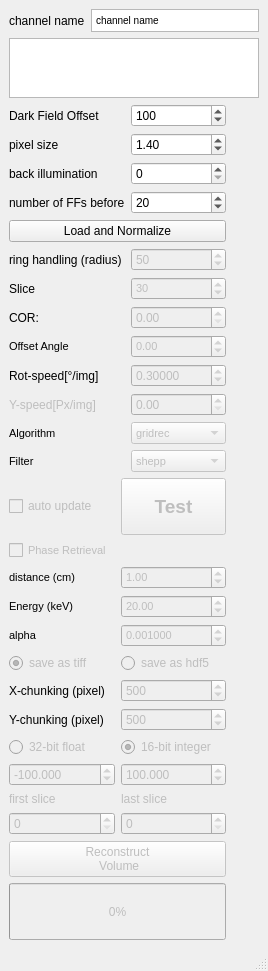
Before: the Qt Designer form BAMline_on_the_fly_CT/on_the_fly_CT_reco_hdf_panel.ui in HMarkoetter/BAMline_CT_preview_RECO, drawn with Qt 5.
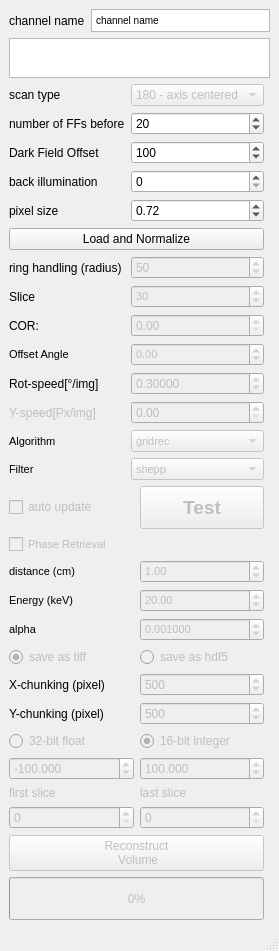
After: the same form once the commit is applied.

Commit message: quantification available for 32-bit float values, pixel size needed

Patch:
```diff
--- a/BAMline_on_the_fly_CT/on_the_fly_CT_reco_hdf_panel.ui
+++ b/BAMline_on_the_fly_CT/on_the_fly_CT_reco_hdf_panel.ui
@@ -7,7 +7,7 @@
     <x>0</x>
     <y>0</y>
     <width>268</width>
-    <height>971</height>
+    <height>951</height>
    </rect>
   </property>
   <property name="windowTitle">
@@ -463,7 +463,7 @@
       <property name="maximumSize">
        <size>
         <width>16777215</width>
-        <height>60</height>
+        <height>40</height>
        </size>
       </property>
       <property name="toolTip">
@@ -491,14 +491,94 @@
     </item>
     <item row="3" column="0">
      <layout class="QGridLayout" name="gridLayout_3">
-      <item row="6" column="0">
+      <item row="9" column="0">
        <widget class="QLabel" name="label_7">
         <property name="text">
          <string>Slice</string>
         </property>
        </widget>
       </item>
-      <item row="8" column="1">
+      <item row="3" column="0">
+       <widget class="QLabel" name="label_13">
+        <property name="text">
+         <string>back illumination</string>
+        </property>
+       </widget>
+      </item>
+      <item row="0" column="0">
+       <widget class="QLabel" name="label_18">
+        <property name="text">
+         <string>scan type</string>
+        </property>
+       </widget>
+      </item>
+      <item row="0" column="1">
+       <widget class="QComboBox" name="comboBox_180_360">
+        <property name="enabled">
+         <bool>false</bool>
+        </property>
+        <item>
+         <property name="text">
+          <string>180 - axis centered</string>
+         </property>
+        </item>
+        <item>
+         <property name="text">
+          <string>360 - axis left</string>
+         </property>
+        </item>
+        <item>
+         <property name="text">
+          <string>360 - axis right</string>
+         </property>
+        </item>
+       </widget>
+      </item>
+      <item row="3" column="1">
+       <widget class="QSpinBox" name="spinBox_back_illumination">
+        <property name="sizePolicy">
+         <sizepolicy hsizetype="Minimum" vsizetype="Preferred">
+          <horstretch>0</horstretch>
+          <verstretch>0</verstretch>
+         </sizepolicy>
+        </property>
+        <property name="toolTip">
+         <string>&lt;html&gt;&lt;head/&gt;&lt;body&gt;&lt;p&gt;will be subtracted from the FFs only&lt;/p&gt;&lt;/body&gt;&lt;/html&gt;</string>
+        </property>
+        <property name="maximum">
+         <number>65535</number>
+        </property>
+       </widget>
+      </item>
+      <item row="10" column="1">
+       <widget class="QDoubleSpinBox" name="COR">
+        <property name="enabled">
+         <bool>false</bool>
+        </property>
+        <property name="sizePolicy">
+         <sizepolicy hsizetype="Minimum" vsizetype="Preferred">
+          <horstretch>0</horstretch>
+          <verstretch>0</verstretch>
+         </sizepolicy>
+        </property>
+        <property name="font">
+         <font>
+          <weight>50</weight>
+          <bold>false</bold>
+         </font>
+        </property>
+        <property name="maximum">
+         <double>5000.000000000000000</double>
+        </property>
+        <property name="singleStep">
+         <double>1.000000000000000</double>
+        </property>
+        <property name="value">
+         <double>0.000000000000000</double>
+        </property>
+       </widget>
+      </item>
+      <item row="11" column="1">
        <widget class="QDoubleSpinBox" name="Offset_Angle">
         <property name="enabled">
          <bool>false</bool>
@@ -527,35 +607,7 @@
         </property>
        </widget>
       </item>
-      <item row="7" column="1">
-       <widget class="QDoubleSpinBox" name="COR">
-        <property name="enabled">
-         <bool>false</bool>
-        </property>
-        <property name="sizePolicy">
-         <sizepolicy hsizetype="Minimum" vsizetype="Preferred">
-          <horstretch>0</horstretch>
-          <verstretch>0</verstretch>
-         </sizepolicy>
-        </property>
-        <property name="font">
-         <font>
-          <weight>50</weight>
-          <bold>false</bold>
-         </font>
-        </property>
-        <property name="maximum">
-         <double>5000.000000000000000</double>
-        </property>
-        <property name="singleStep">
-         <double>1.000000000000000</double>
-        </property>
-        <property name="value">
-         <double>0.000000000000000</double>
-        </property>
-       </widget>
-      </item>
-      <item row="6" column="1">
+      <item row="9" column="1">
        <widget class="QSpinBox" name="slice_number">
         <property name="enabled">
          <bool>false</bool>
@@ -578,7 +630,7 @@
         </property>
        </widget>
       </item>
-      <item row="9" column="0">
+      <item row="12" column="0">
        <widget class="QLabel" name="label">
         <property name="sizePolicy">
          <sizepolicy hsizetype="Fixed" vsizetype="Preferred">
@@ -591,7 +643,7 @@
         </property>
        </widget>
       </item>
-      <item row="9" column="1">
+      <item row="12" column="1">
        <widget class="QDoubleSpinBox" name="speed_W">
         <property name="enabled">
          <bool>false</bool>
@@ -613,7 +665,7 @@
         </property>
        </widget>
       </item>
-      <item row="10" column="0">
+      <item row="13" column="0">
        <widget class="QLabel" name="label_4">
         <property name="enabled">
          <bool>false</bool>
@@ -629,7 +681,7 @@
         </property>
        </widget>
       </item>
-      <item row="0" column="0">
+      <item row="2" column="0">
        <widget class="QLabel" name="label_10">
         <property name="sizePolicy">
          <sizepolicy hsizetype="Fixed" vsizetype="Preferred">
@@ -645,7 +697,7 @@
         </property>
        </widget>
       </item>
-      <item row="11" column="0">
+      <item row="14" column="0">
        <widget class="QLabel" name="label_15">
         <property name="sizePolicy">
          <sizepolicy hsizetype="Fixed" vsizetype="Preferred">
@@ -665,49 +717,7 @@
         </property>
        </widget>
       </item>
-      <item row="4" column="0" colspan="2">
-       <widget class="QPushButton" name="pushLoad">
-        <property name="sizePolicy">
-         <sizepolicy hsizetype="Minimum" vsizetype="Preferred">
-          <horstretch>0</horstretch>
-          <verstretch>0</verstretch>
-         </sizepolicy>
-        </property>
-        <property name="text">
-         <string>Load and Normalize</string>
-        </property>
-       </widget>
-      </item>
-      <item row="3" column="0">
-       <widget class="QLabel" name="label_2">
-        <property name="sizePolicy">
-         <sizepolicy hsizetype="Fixed" vsizetype="Preferred">
-          <horstretch>0</horstretch>
-          <verstretch>0</verstretch>
-         </sizepolicy>
-        </property>
-        <property name="text">
-         <string>number of FFs before</string>
-        </property>
-       </widget>
-      </item>
-      <item row="3" column="1">
-       <widget class="QSpinBox" name="spinBox_number_FFs">
-        <property name="sizePolicy">
-         <sizepolicy hsizetype="Minimum" vsizetype="Preferred">
-          <horstretch>0</horstretch>
-          <verstretch>0</verstretch>
-         </sizepolicy>
-        </property>
-        <property name="maximum">
-         <number>5000</number>
-        </property>
-        <property name="value">
-         <number>20</number>
-        </property>
-       </widget>
-      </item>
-      <item row="12" column="0">
+      <item row="15" column="0">
        <widget class="QLabel" name="label_16">
         <property name="sizePolicy">
          <sizepolicy hsizetype="Fixed" vsizetype="Preferred">
@@ -727,67 +737,33 @@
         </property>
        </widget>
       </item>
-      <item row="12" column="1">
-       <widget class="QComboBox" name="filter_list">
-        <property name="enabled">
-         <bool>false</bool>
-        </property>
+      <item row="7" column="0" colspan="2">
+       <widget class="QPushButton" name="pushLoad">
         <property name="sizePolicy">
          <sizepolicy hsizetype="Minimum" vsizetype="Preferred">
           <horstretch>0</horstretch>
           <verstretch>0</verstretch>
          </sizepolicy>
         </property>
-        <property name="font">
-         <font>
-          <pointsize>8</pointsize>
-          <weight>50</weight>
-          <bold>false</bold>
-         </font>
+        <property name="text">
+         <string>Load and Normalize</string>
         </property>
-        <item>
-         <property name="text">
-          <string>shepp</string>
-         </property>
-        </item>
-        <item>
-         <property name="text">
-          <string>ramlak</string>
-         </property>
-        </item>
-        <item>
-         <property name="text">
-          <string>hann</string>
-         </property>
-        </item>
-        <item>
-         <property name="text">
-          <string>hamming</string>
-         </property>
-        </item>
-        <item>
-         <property name="text">
-          <string>parzen</string>
-         </property>
-        </item>
-        <item>
-         <property name="text">
-          <string>butterworth</string>
-         </property>
-        </item>
-        <item>
-         <property name="text">
-          <string>cosine</string>
-         </property>
-        </item>
-        <item>
-         <property name="text">
-          <string>none</string>
-         </property>
-        </item>
        </widget>
       </item>
-      <item row="11" column="1">
+      <item row="10" column="0">
+       <widget class="QLabel" name="label_3">
+        <property name="sizePolicy">
+         <sizepolicy hsizetype="Fixed" vsizetype="Preferred">
+          <horstretch>0</horstretch>
+          <verstretch>0</verstretch>
+         </sizepolicy>
+        </property>
+        <property name="text">
+         <string>COR:</string>
+        </property>
+       </widget>
+      </item>
+      <item row="14" column="1">
        <widget class="QComboBox" name="algorithm_list">
         <property name="enabled">
          <bool>false</bool>
@@ -882,21 +858,8 @@
         </item>
        </widget>
       </item>
-      <item row="7" column="0">
-       <widget class="QLabel" name="label_3">
-        <property name="sizePolicy">
-         <sizepolicy hsizetype="Fixed" vsizetype="Preferred">
-          <horstretch>0</horstretch>
-          <verstretch>0</verstretch>
-         </sizepolicy>
-        </property>
-        <property name="text">
-         <string>COR:</string>
-        </property>
-       </widget>
-      </item>
-      <item row="5" column="1">
-       <widget class="QSpinBox" name="spinBox_ringradius">
+      <item row="15" column="1">
+       <widget class="QComboBox" name="filter_list">
         <property name="enabled">
          <bool>false</bool>
         </property>
@@ -906,15 +869,56 @@
           <verstretch>0</verstretch>
          </sizepolicy>
         </property>
-        <property name="maximum">
-         <number>65535</number>
+        <property name="font">
+         <font>
+          <pointsize>8</pointsize>
+          <weight>50</weight>
+          <bold>false</bold>
+         </font>
         </property>
-        <property name="value">
-         <number>50</number>
-        </property>
+        <item>
+         <property name="text">
+          <string>shepp</string>
+         </property>
+        </item>
+        <item>
+         <property name="text">
+          <string>ramlak</string>
+         </property>
+        </item>
+        <item>
+         <property name="text">
+          <string>hann</string>
+         </property>
+        </item>
+        <item>
+         <property name="text">
+          <string>hamming</string>
+         </property>
+        </item>
+        <item>
+         <property name="text">
+          <string>parzen</string>
+         </property>
+        </item>
+        <item>
+         <property name="text">
+          <string>butterworth</string>
+         </property>
+        </item>
+        <item>
+         <property name="text">
+          <string>cosine</string>
+         </property>
+        </item>
+        <item>
+         <property name="text">
+          <string>none</string>
+         </property>
+        </item>
        </widget>
       </item>
-      <item row="5" column="0">
+      <item row="8" column="0">
        <widget class="QLabel" name="label_8">
         <property name="sizePolicy">
          <sizepolicy hsizetype="Fixed" vsizetype="Preferred">
@@ -927,7 +931,45 @@
         </property>
        </widget>
       </item>
-      <item row="10" column="1">
+      <item row="2" column="1">
+       <widget class="QSpinBox" name="spinBox_DF">
+        <property name="sizePolicy">
+         <sizepolicy hsizetype="Minimum" vsizetype="Preferred">
+          <horstretch>0</horstretch>
+          <verstretch>0</verstretch>
+         </sizepolicy>
+        </property>
+        <property name="toolTip">
+         <string>&lt;html&gt;&lt;head/&gt;&lt;body&gt;&lt;p&gt;Subtracts this value from both, projection and flat field, before dividing them&lt;/p&gt;&lt;/body&gt;&lt;/html&gt;</string>
+        </property>
+        <property name="maximum">
+         <number>65535</number>
+        </property>
+        <property name="value">
+         <number>100</number>
+        </property>
+       </widget>
+      </item>
+      <item row="8" column="1">
+       <widget class="QSpinBox" name="spinBox_ringradius">
+        <property name="enabled">
+         <bool>false</bool>
+        </property>
+        <property name="sizePolicy">
+         <sizepolicy hsizetype="Minimum" vsizetype="Preferred">
+          <horstretch>0</horstretch>
+          <verstretch>0</verstretch>
+         </sizepolicy>
+        </property>
+        <property name="maximum">
+         <number>65535</number>
+        </property>
+        <property name="value">
+         <number>50</number>
+        </property>
+       </widget>
+      </item>
+      <item row="13" column="1">
        <widget class="QDoubleSpinBox" name="speed_Y">
         <property name="enabled">
          <bool>false</bool>
@@ -940,7 +982,7 @@
         </property>
        </widget>
       </item>
-      <item row="8" column="0">
+      <item row="11" column="0">
        <widget class="QLabel" name="label_9">
         <property name="sizePolicy">
          <sizepolicy hsizetype="Fixed" vsizetype="Preferred">
@@ -960,53 +1002,7 @@
         </property>
        </widget>
       </item>
-      <item row="0" column="1">
-       <widget class="QSpinBox" name="spinBox_DF">
-        <property name="sizePolicy">
-         <sizepolicy hsizetype="Minimum" vsizetype="Preferred">
-          <horstretch>0</horstretch>
-          <verstretch>0</verstretch>
-         </sizepolicy>
-        </property>
-        <property name="toolTip">
-         <string>&lt;html&gt;&lt;head/&gt;&lt;body&gt;&lt;p&gt;Subtracts this value from both, projection and flat field, before dividing them&lt;/p&gt;&lt;/body&gt;&lt;/html&gt;</string>
-        </property>
-        <property name="maximum">
-         <number>65535</number>
-        </property>
-        <property name="value">
-         <number>100</number>
-        </property>
-       </widget>
-      </item>
-      <item row="2" column="0">
-       <widget class="QLabel" name="label_13">
-        <property name="text">
-         <string>back illumination</string>
-        </property>
-       </widget>
-      </item>
-      <item row="2" column="1">
-       <widget class="QSpinBox" name="spinBox_back_illumination">
-        <property name="sizePolicy">
-         <sizepolicy hsizetype="Minimum" vsizetype="Preferred">
-          <horstretch>0</horstretch>
-          <verstretch>0</verstretch>
-         </sizepolicy>
-        </property>
-        <property name="maximum">
-         <number>65535</number>
-        </property>
-       </widget>
-      </item>
-      <item row="1" column="0">
-       <widget class="QLabel" name="label_14">
-        <property name="text">
-         <string>pixel size</string>
-        </property>
-       </widget>
-      </item>
-      <item row="1" column="1">
+      <item row="4" column="1">
        <widget class="QDoubleSpinBox" name="pixel_size">
         <property name="sizePolicy">
          <sizepolicy hsizetype="Minimum" vsizetype="Preferred">
@@ -1018,7 +1014,43 @@
          <double>0.010000000000000</double>
         </property>
         <property name="value">
-         <double>1.400000000000000</double>
+         <double>0.720000000000000</double>
+        </property>
+       </widget>
+      </item>
+      <item row="4" column="0">
+       <widget class="QLabel" name="label_14">
+        <property name="text">
+         <string>pixel size</string>
+        </property>
+       </widget>
+      </item>
+      <item row="1" column="1">
+       <widget class="QSpinBox" name="spinBox_number_FFs">
+        <property name="sizePolicy">
+         <sizepolicy hsizetype="Minimum" vsizetype="Preferred">
+          <horstretch>0</horstretch>
+          <verstretch>0</verstretch>
+         </sizepolicy>
+        </property>
+        <property name="maximum">
+         <number>5000</number>
+        </property>
+        <property name="value">
+         <number>20</number>
+        </property>
+       </widget>
+      </item>
+      <item row="1" column="0">
+       <widget class="QLabel" name="label_2">
+        <property name="sizePolicy">
+         <sizepolicy hsizetype="Fixed" vsizetype="Preferred">
+          <horstretch>0</horstretch>
+          <verstretch>0</verstretch>
+         </sizepolicy>
+        </property>
+        <property name="text">
+         <string>number of FFs before</string>
         </property>
        </widget>
       </item>
```
Left out of the diff: 2 changed lines with no effect on the pictures. The commit also changes 1 other file.
